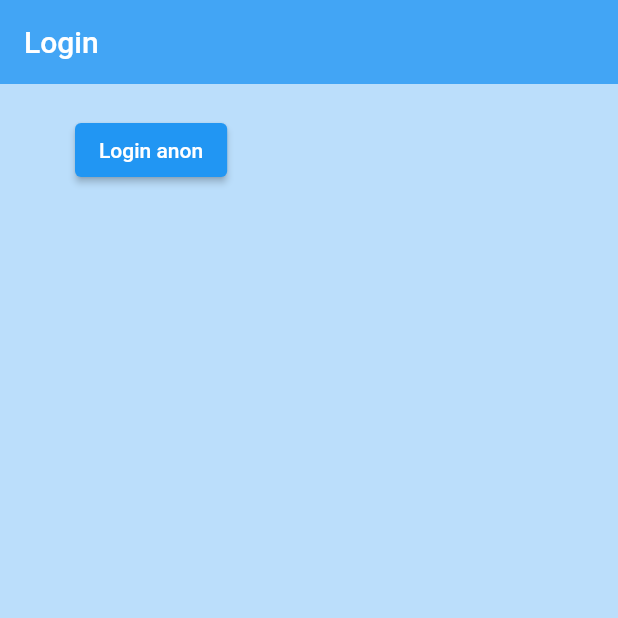
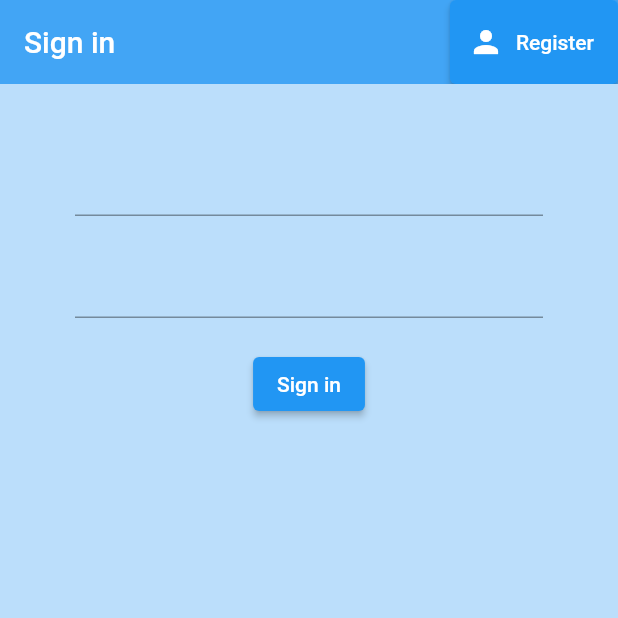
Before and after one commit to Sonicpaul/Bachelor, a Flutter app: the screen it shows after launch, on a phone screen of 412 x 824 dp, the top half of it. Run offline on Flutter 3.47's test engine with Material 2 defaults, Android fonts, the phone set to English and light mode, and no system bars; our stand-ins replace firebase_auth, firebase_core; accounts and stored records are empty.

Commit message:
Login/Logout Register/SignIn
Finally done
Refactoring
needs to be done:
Style

```diff
--- a/plens_app/lib/main.dart
+++ b/plens_app/lib/main.dart
@@ -16,12 +16,11 @@ class MyApp extends StatelessWidget {
   // This widget is the root of your application.
   @override
   Widget build(BuildContext context) {
-
     return FutureBuilder(future: _initialization,
       builder: (context, snapshot) {
         // Check for errors
         if (snapshot.hasError) {
-          return snapshot.error;
+          return error;
         }
         // Once complete, show your application
         if (snapshot.connectionState == ConnectionState.done) {
@@ -34,10 +33,26 @@ class MyApp extends StatelessWidget {
         }
         // Otherwise, show something whilst waiting for initialization to complete
         // need changes else Error
-        return Scaffold();
+        return init;
       },
     );
+  }
 
+  Widget init = new MediaQuery(data: new MediaQueryData(),
+      child: new MaterialApp(home: Scaffold(
+        appBar: AppBar(
+          title: Text('Home'),
+        ),
+      ),
+      ),
+  );
 
-  }
+  Widget error = new MediaQuery(data: new MediaQueryData(),
+    child: new MaterialApp(
+      home: SizedBox(
+        height: 30,
+        child: Text('An Error occurred'),
+      )
+    ),
+  );
 }
--- a/plens_app/lib/view/authenticate/authentication.dart
+++ b/plens_app/lib/view/authenticate/authentication.dart
@@ -1,5 +1,6 @@
 import 'package:flutter/material.dart';
-import 'package:plens_app/view/login/loginView.dart';
+import 'package:plens_app/view/login/sign_in_view.dart';
+import 'package:plens_app/view/register/register_view.dart';
 
 class Authenticate extends StatefulWidget {
   @override
@@ -8,6 +9,8 @@ class Authenticate extends StatefulWidget {
 
 class _AuthenticateState extends State<Authenticate> with SingleTickerProviderStateMixin {
   AnimationController _controller;
+
+  bool showSignIn = true;
 
   @override
   void initState() {
@@ -23,8 +26,16 @@ class _AuthenticateState extends State<Authenticate> with SingleTickerProviderSt
 
   @override
   Widget build(BuildContext context) {
-    return Container(
-      child: Login(),
-    );
+    if (showSignIn){
+      return SignIn(toggleView: toggleView);
+    }else{
+      return Register(toggleView: toggleView);
+    }
   }
+
+  // toggle the Flag
+  void toggleView(){
+    setState(() => showSignIn = !showSignIn);
+  }
+
 }
--- a/plens_app/lib/view/login/loginView.dart
+++ /dev/null
@@ -1,41 +0,0 @@
-import 'package:flutter/cupertino.dart';
-import 'package:flutter/material.dart';
-import 'package:plens_app/services/auth.dart';
-
-class Login extends StatefulWidget {
-  @override
-  _LoginState createState() => _LoginState();
-}
-
-class _LoginState extends State<Login> {
-
-  final AuthService _authService = AuthService();
-
-  @override
-  Widget build(BuildContext context) {
-    return Scaffold(
-      backgroundColor: Colors.blue[100],
-      appBar: AppBar(
-        backgroundColor: Colors.blue[400],
-        elevation: 0.0,
-        title: Text('Login'),
-      ),
-      body: Container(
-        padding: EdgeInsets.symmetric(vertical: 20, horizontal: 50),
-        child: ElevatedButton(
-          child: Text('Login anon'),
-          onPressed: () async {
-            dynamic result = await _authService.signInAnon();
-            if(result == null){
-              print('error');
-            }
-            else{
-              print('signin');
-              print(result.uid);
-            }
-          },
-        ),
-      ),
-    );
-  }
-}
--- /dev/null
+++ b/plens_app/lib/view/login/sign_in_view.dart
@@ -0,0 +1,88 @@
+import 'package:flutter/cupertino.dart';
+import 'package:flutter/material.dart';
+import 'package:plens_app/services/auth.dart';
+
+class SignIn extends StatefulWidget {
+
+  final Function toggleView;
+  SignIn({this.toggleView});
+
+  @override
+  _SignInState createState() => _SignInState();
+}
+
+class _SignInState extends State<SignIn> {
+
+  final AuthService _authService = AuthService();
+  final _formKey = GlobalKey<FormState>();
+
+  // store E-mail and PW
+  String email = '';
+  String pass = '';
+  String error = '';
+
+  @override
+  Widget build(BuildContext context) {
+    return Scaffold(
+      backgroundColor: Colors.blue[100],
+      appBar: AppBar(
+        backgroundColor: Colors.blue[400],
+        elevation: 0.0,
+        title: Text('Sign in'),
+        actions: <Widget>[
+          ElevatedButton.icon(
+            onPressed: () {
+              widget.toggleView();
+            },
+            icon: Icon(Icons.person),
+            label: Text('Register'),
+          )
+        ],
+      ),
+      body: Container(
+        padding: EdgeInsets.symmetric(vertical: 20, horizontal: 50),
+        child: Form(
+          key: _formKey,
+          child: Column(
+            children: <Widget>[
+              SizedBox(height: 20.0),
+              TextFormField(
+                  validator: (val) => val.isEmpty ? 'Enter an E-mail': null,
+                  onChanged: (val) {
+                  setState(() => email = val);
+              }
+              ),
+              SizedBox(height: 20.0),
+              TextFormField(
+                  validator: (val) => val.length < 6 ? 'Enter a password with 6 or more characters': null,
+                  obscureText: true,
+                  onChanged: (val) {
+                  setState(() => pass = val);
+                }
+              ),
+              SizedBox(height: 20.0),
+              ElevatedButton(
+                  onPressed: () async {
+                    if(_formKey.currentState.validate()){
+                      dynamic result = await _authService.signInWithEmailAndPass(email, pass);
+                      if(result == null){
+                        setState(() => error = 'Could not Sign in with these credentials!');
+                      }
+                    }
+                  },
+                  child: Text('Sign in',
+                  style: TextStyle(color: Colors.white),
+                  ),
+              ),
+              SizedBox(height: 20,),
+              Text(
+                error,
+                style: TextStyle(color: Colors.red, fontSize: 20),
+              ),
+            ],
+          ),
+        ),
+      ),
+    );
+  }
+}
--- a/plens_app/lib/view/register/registerView.dart
+++ /dev/null
@@ -1,24 +0,0 @@
-import 'package:flutter/cupertino.dart';
-import 'package:flutter/material.dart';
-import '../login/loginView.dart';
-
-class RegisterView extends StatelessWidget {
-
-  @override
-  Widget build(BuildContext context) {
-    return Scaffold(
-      appBar: AppBar(
-        title: Text('Register'),
-      ),
-      body: Center(
-        child: ElevatedButton(
-          child: Text('Login'),
-          onPressed: () {
-            Navigator.push(context, MaterialPageRoute(builder: (context) => Login()),
-            );
-          },
-        ),
-      ),
-    );
-  }
-}
--- a/plens_app/lib/view/wrapper.dart
+++ b/plens_app/lib/view/wrapper.dart
@@ -1,6 +1,7 @@
 import 'package:flutter/material.dart';
 import 'package:plens_app/models/user.dart';
 import 'package:plens_app/view/authenticate/authentication.dart';
+import 'package:plens_app/view/home/home.dart';
 import 'package:provider/provider.dart';
 
 class Wrapper extends StatelessWidget {
@@ -8,10 +9,14 @@ class Wrapper extends StatelessWidget {
   Widget build(BuildContext context) {
 
     final user = Provider.of<User>(context);
-    print(user);
+
 
     //return Home or Register
 
-    return Authenticate();
+    if (user == null){
+      return Authenticate();
+    } else{
+      return Home();
+    }
   }
 }
```
Also changed, not shown: plens_app/lib/services/auth.dart (+30 -0 lines), plens_app/lib/view/home/home.dart (+15 -0 lines), plens_app/lib/view/register/register_view.dart (added, +88 -0 lines), 2 other files.
